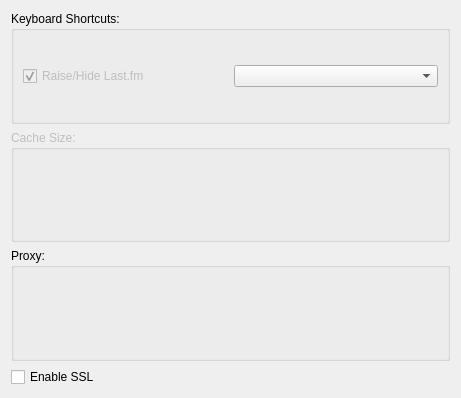
Above: app/client/Settings/AdvancedSettingsWidget.ui from lastfm/lastfm-desktop before the change. Below: the same form after it.
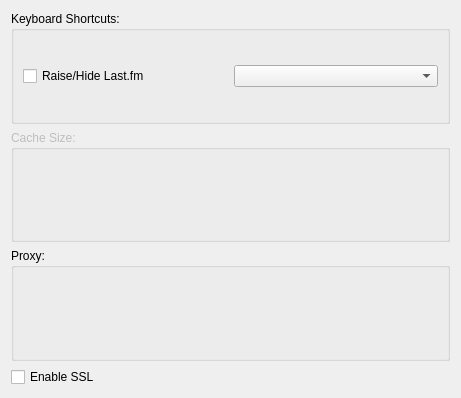
That is the form after the change. Custom widgets are drawn as their Qt base class.

Commit message:
A first try at implementing the raise/hide checkbox in adv. prefs.
- add new property to AudioscrobblerSettings to store the boolean flag
  indicating whether the hotkey is enabled or disabled
- add necessary code in AdvancedSettingsWidget to tie this new
  property to the UI in the application's preferences dialog
- add new method unsetRaiseHotKey to Application to disable the hotkey
  if needed
- modify the AdvancedSettingsWidget.ui to have the checkbox enabled
  without a hard-coded checkbox value

Patch:
```diff
--- a/app/client/Settings/AdvancedSettingsWidget.ui
+++ b/app/client/Settings/AdvancedSettingsWidget.ui
@@ -23,14 +23,11 @@
       <item>
        <widget class="QCheckBox" name="open">
         <property name="enabled">
-         <bool>false</bool>
+         <bool>true</bool>
         </property>
         <property name="text">
          <string>Raise/Hide Last.fm</string>
         </property>
-        <property name="checked">
-         <bool>true</bool>
-        </property>
        </widget>
       </item>
       <item>
```
The commit also changes 5 other files.
